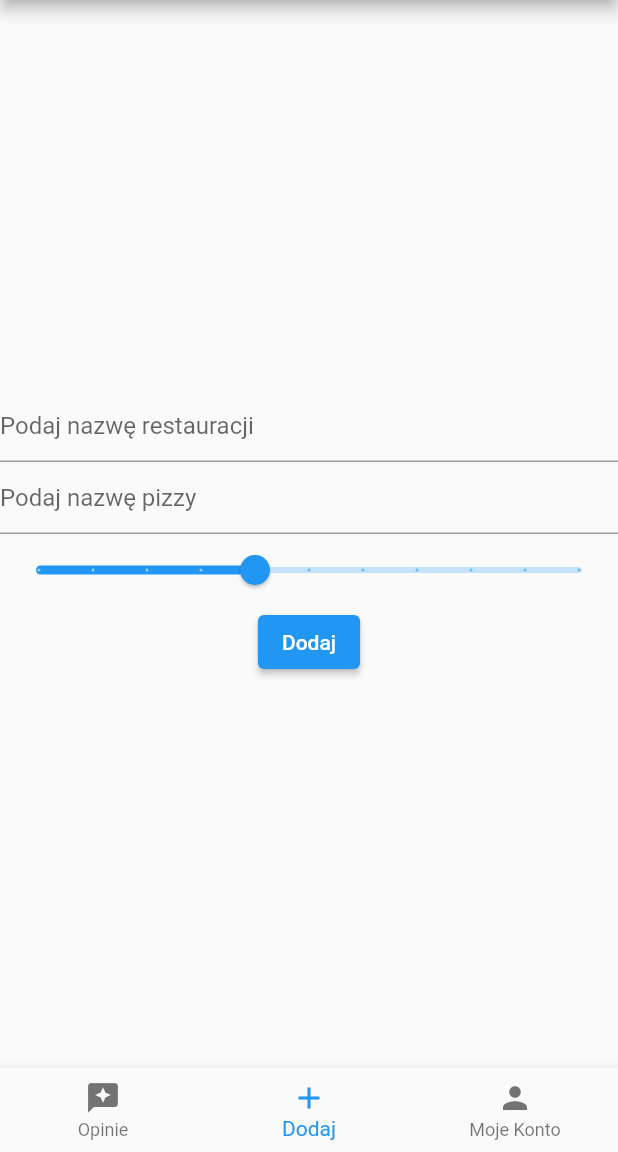
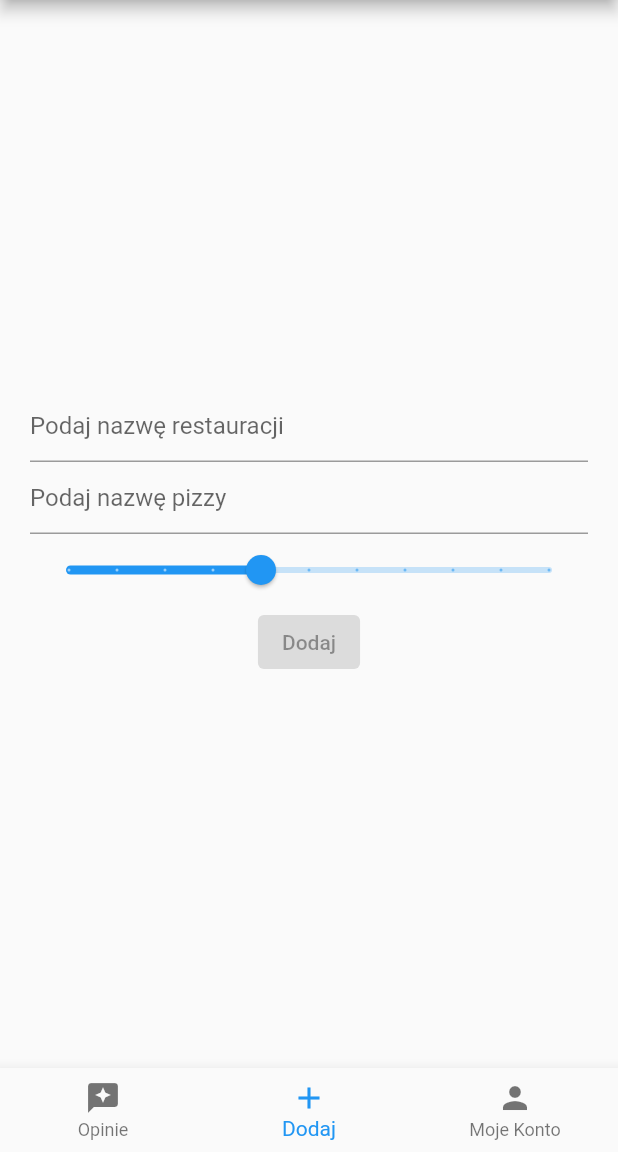
Before and after one commit to patrickkoszewski/pizza, a Flutter app: the screen it shows once a user with an empty profile is signed in, item 2 of the bottom bar chosen, on a phone screen of 412 x 824 dp, the part 84-1236 px from its top. Run offline on Flutter 3.47's test engine with Material 2 defaults, Android fonts, the phone set to English and light mode, and no system bars; our stand-ins replace cloud_firestore, firebase_auth, firebase_core; accounts and stored records are empty.

```diff
--- a/lib/app/home/add_opinion/add_opinion_page_content.dart
+++ b/lib/app/home/add_opinion/add_opinion_page_content.dart
@@ -4,7 +4,10 @@ import 'package:flutter/material.dart';
 class AddOpinionPageContent extends StatefulWidget {
   const AddOpinionPageContent({
     Key? key,
+    required this.onSave,
   }) : super(key: key);
+
+  final Function onSave;
 
   @override
   State<AddOpinionPageContent> createState() => _AddOpinionPageContentState();
@@ -18,6 +21,8 @@ class _AddOpinionPageContentState extends State<AddOpinionPageContent> {
   @override
   Widget build(BuildContext context) {
     return Center(
+      child: Padding(
+        padding: const EdgeInsets.all(20),
         child: Column(
           mainAxisAlignment: MainAxisAlignment.center,
           children: [
@@ -55,17 +60,21 @@ class _AddOpinionPageContentState extends State<AddOpinionPageContent> {
               label: rating.toString(),
             ),
             ElevatedButton(
-            onPressed: () {
+              onPressed: restaurantName.isEmpty || pizzaName.isEmpty
+                  ? null
+                  : () {
                       FirebaseFirestore.instance.collection('restaurants').add({
                         'name': restaurantName,
                         'pizza': pizzaName,
                         'rating': rating,
                       });
+                      widget.onSave();
                     },
               child: const Text('Dodaj'),
             ),
           ],
         ),
+      ),
     );
   }
 }
--- a/lib/app/home/home_page.dart
+++ b/lib/app/home/home_page.dart
@@ -31,7 +31,11 @@ class _HomePageState extends State<HomePage> {
           return const RestaurantsPageContent();
         }
         if (currentIndex == 1) {
-          return const AddOpinionPageContent();
+          return AddOpinionPageContent(onSave: () {
+            setState(() {
+              currentIndex = 0;
+            });
+          });
         }
         return MyAccountPageContent(email: widget.user.email);
       }),
```
Lines whose indentation alone changed are shown as unchanged.
